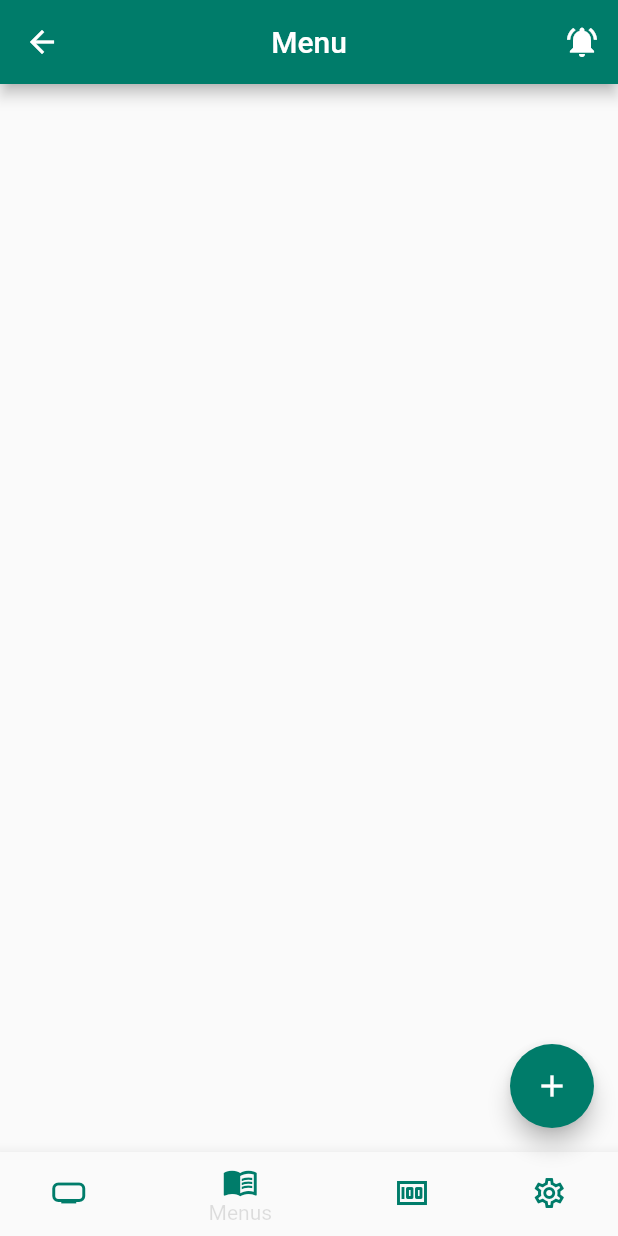
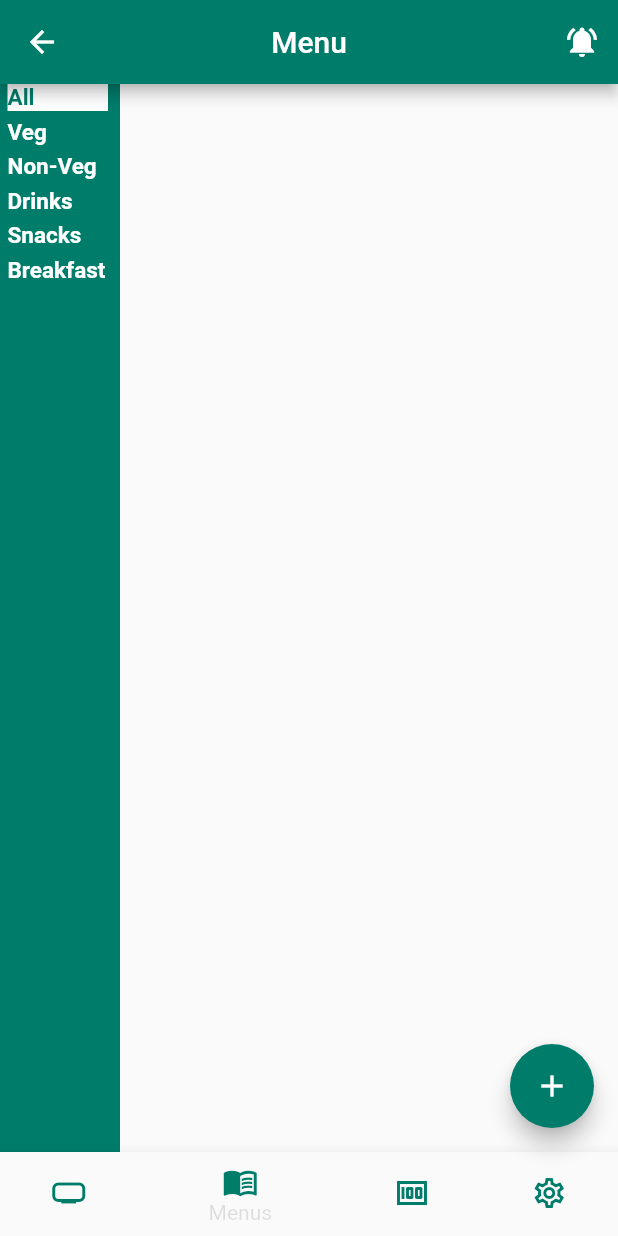
Before and after one commit to Club-420/POS-for-Restaurant, a Flutter app: the screen it shows after launch, item 2 of the bottom bar chosen, on a phone screen of 412 x 824 dp. Run offline on Flutter 3.47's test engine with Material 2 defaults, Android fonts, the phone set to English and light mode, and no system bars; our stand-ins replace cloud_firestore, firebase_auth, firebase_core, flutter_local_notifications, timezone; accounts and stored records are empty.

Commit message:
categories added

```diff
--- a/lib/views/waiters/bill.dart
+++ b/lib/views/waiters/bill.dart
@@ -1,5 +1,5 @@
 import 'package:flutter/material.dart';
-import 'package:pos/views/admin/notifications.dart';
+// import 'package:pos/views/admin/notifications.dart';
 import 'package:pos/constants/test_data.dart';
 
 
@@ -52,7 +52,7 @@ class _billwidgetState extends State<billwidget> {
                       color: index == indexes ? Colors.white : cols,
                       child: TextButton(
                         onPressed: ()async {
-                           await   NotificationService().showNotification(1, 'd', 'ds');
+
                           setState(() {
 
                             indexes = index;
--- a/lib/views/waiters/individual_table.dart
+++ b/lib/views/waiters/individual_table.dart
@@ -1,7 +1,7 @@
 import 'package:cloud_firestore/cloud_firestore.dart';
 import 'package:flutter/material.dart';
 import 'package:pos/views/waiters/menu.dart';
-import 'package:pos/views/waiters/ordermenu.dart';
+// import 'package:pos/views/waiters/ordermenu.dart';
 import 'package:pos/views/waiters/tables.dart';
 import '../../constants/routes.dart';
 import '../../constants/test_data.dart';
@@ -18,10 +18,10 @@ class IndividualTable extends StatefulWidget {
 class _IndividualTableState extends State<IndividualTable> {
   num totalBill = 0;
   num itemcount = 0;
-int indexess=0;
 
   @override
   Widget build(BuildContext context) {
+
     bool checked = tableSchema.isOccupied(index: widget.index);
     return FutureBuilder(
       future: tableSchema.getSingleTable(index: widget.index),
@@ -127,7 +127,7 @@ int indexess=0;
                                   const SliverGridDelegateWithFixedCrossAxisCount(
                                 crossAxisCount: 4,
                               ),
-                              itemCount: menu.menu.length,
+                              itemCount: all.length,
                               itemBuilder: (context, index) {
                                 return Container(
                                   margin: const EdgeInsets.all(5),
@@ -152,7 +152,7 @@ int indexess=0;
                                                   MainAxisAlignment.center,
                                               children: [
                                                 Text(
-                                                  '${menu.menu[index]['name']}',
+                                                  '${all[index]['name']}',
                                                   style: TextStyle(
                                                     fontSize:
                                                         MediaQuery.of(context)
@@ -165,7 +165,7 @@ int indexess=0;
                                                   ),
                                                 ),
                                                 Text(
-                                                  '  Rs. ${menu.menu[index]['price']}',
+                                                  '  Rs. ${all[index]['price']}',
                                                   style: TextStyle(
                                                     fontSize:
                                                         MediaQuery.of(context)
@@ -188,10 +188,10 @@ int indexess=0;
                                       if (tableSchema.isOccupied(
                                           index: widget.index)) {
                                         tableSchema.add(
-                                            itemPrice: menu.menu[index]
+                                            itemPrice: all[index]
                                                 ['price'],
                                             index: widget.index,
-                                            foodName: menu.menu[index]['name']);
+                                            foodName: all[index]['name']);
                                       }
                                     },
                                   ),
@@ -461,6 +461,42 @@ int indexess=0;
                         child: Container(
                           height: 50,
                           color: cols,
+
+
+            child: ListView.builder(
+                itemCount: Categories.length,
+                scrollDirection: Axis.horizontal,
+                itemBuilder: ((context, index) {
+                  return InkWell(
+                    onTap: () {
+                      setState(() {
+                        indexess = index;
+                        all.clear();
+                        for (var item in menu.menu) {
+                          if (Categories[indexess] == item['category']) {
+                            all.add(item);
+                          } else if (Categories[indexess] == 'All') {
+                            all.add(item);
+                          }
+                        }
+                      });
+                    },
+                    child: Container(
+                        width: MediaQuery.of(context).size.width / 4,
+                        color: index == indexess ? Colors.white : cols,
+                        margin: EdgeInsets.fromLTRB(5, 0, 8, 5),
+                        child: Center(
+                          child: Text(
+                            '${Categories[index]}',
+                            style: TextStyle(
+                              fontWeight: FontWeight.bold,
+                              color: index == indexess ? cols : Colors.white,
+                              fontSize: 15,
+                            ),
+                          ),
+                        )),
+                  );
+                })),
                         ),
                       ),
                       Flexible(
--- a/lib/views/waiters/menu.dart
+++ b/lib/views/waiters/menu.dart
@@ -2,6 +2,9 @@ import 'package:flutter/material.dart';
 import 'package:pos/constants/test_data.dart';
 import 'package:pos/views/admin/notifications.dart';
 import 'package:pos/views/waiters/tables.dart';
+
+var indexess = 0;
+List all = [];
 
 class menuWidget extends StatefulWidget {
   const menuWidget({Key? key, required this.buildParent}) : super(key: key);
@@ -15,31 +18,80 @@ class _menuWidgetState extends State<menuWidget> {
   _menuWidgetState({required this.buildParent});
   @override
   Widget build(BuildContext context) {
-    return FutureBuilder(
+    setState(() {});
+    return Row(
+      children: [
+        Flexible(
+          flex: 1,
+          child: Container(
+            width: 80,
+            color: cols,
+            child: ListView.builder(
+                itemCount: Categories.length,
+                scrollDirection: Axis.vertical,
+                itemBuilder: ((context, index) {
+                  return InkWell(
+                    onTap: () {
+                      setState(() {
+                        indexess = index;
+                        all.clear();
+                        for (var item in menu.menu) {
+                          if (Categories[indexess] == item['category']) {
+                            all.add(item);
+                          } else if (Categories[indexess] == 'All') {
+                            all.add(item);
+                          }
+                        }
+                      });
+                    },
+                    child: Container(
+                        width: MediaQuery.of(context).size.width / 4,
+                        color: index == indexess ? Colors.white : cols,
+                        margin: EdgeInsets.fromLTRB(5, 0, 8, 5),
+                        child: Text(
+                          '${Categories[index]}',
+                          style: TextStyle(
+                            fontWeight: FontWeight.bold,
+                            color: index == indexess ? cols : Colors.white,
+                            fontSize: 15,
+                          ),
+                        )),
+                  );
+                })),
+          ),
+        ),
+        Flexible(
+          flex: 3,
+          child: FutureBuilder(
               future: menu.populateMenu(),
               builder: (context, snapshot) {
                 return Container(
                   child: GridView.builder(
-                itemCount: menu.menu.length,
-                gridDelegate: const SliverGridDelegateWithFixedCrossAxisCount(
-                  crossAxisCount: 5,
+                      itemCount: all.length,
+                      gridDelegate: SliverGridDelegateWithFixedCrossAxisCount(
+                        crossAxisCount:
+                            MediaQuery.of(context).size.width > 600 ? 5 : 2,
                       ),
                       itemBuilder: (context, index) {
-                  return Container(
+                        return FittedBox(
+                          child: Container(
+                            height: 200,
+                            width: 200,
                             margin: const EdgeInsets.all(10),
                             decoration: BoxDecoration(
                               borderRadius: BorderRadius.circular(5),
                               color: Colors.white,
-                      border: Border.all(color: Colors.grey, width: 1.5),
+                              border:
+                                  Border.all(color: Colors.grey, width: 1.5),
                             ),
                             child: Column(
                               children: [
                                 Row(
-                          mainAxisAlignment: MainAxisAlignment.spaceBetween,
+                                  mainAxisAlignment:
+                                      MainAxisAlignment.spaceBetween,
                                   children: [
                                     IconButton(
                                       onPressed: () {
-
                                         showDialog(
                                             context: context,
                                             builder: (context) => EditMenu(
@@ -55,7 +107,6 @@ class _menuWidgetState extends State<menuWidget> {
                                     ),
                                     IconButton(
                                       onPressed: () {
-
                                         showDialog(
                                             context: context,
                                             builder: (context) => DeleteMenu(
@@ -71,7 +122,7 @@ class _menuWidgetState extends State<menuWidget> {
                                     ),
                                   ],
                                 ),
-                        const FittedBox(
+                                FittedBox(
                                   child: Image(
                                     alignment: Alignment.center,
                                     width: 80,
@@ -85,7 +136,7 @@ class _menuWidgetState extends State<menuWidget> {
                                   child: Column(
                                     children: [
                                       Text(
-                                '   ${menu.menu[index]['name']}',
+                                        '   ${all[index]['name']}',
                                         style: TextStyle(
                                           fontWeight: FontWeight.bold,
                                           color: cols,
@@ -93,7 +144,7 @@ class _menuWidgetState extends State<menuWidget> {
                                         ),
                                       ),
                                       Text(
-                                'Rs ${menu.menu[index]['price']}        \n',
+                                        'Rs ${all[index]['price']}        \n',
                                         style: TextStyle(
                                           fontWeight: FontWeight.bold,
                                           color: cols,
@@ -105,10 +156,14 @@ class _menuWidgetState extends State<menuWidget> {
                                 )
                               ],
                             ),
+                          ),
                         );
                       }),
                 );
-        });
+              }),
+        ),
+      ],
+    );
   }
 }
 
```
Also changed, not shown: 1 other file. Lines whose indentation alone changed are shown as unchanged.
